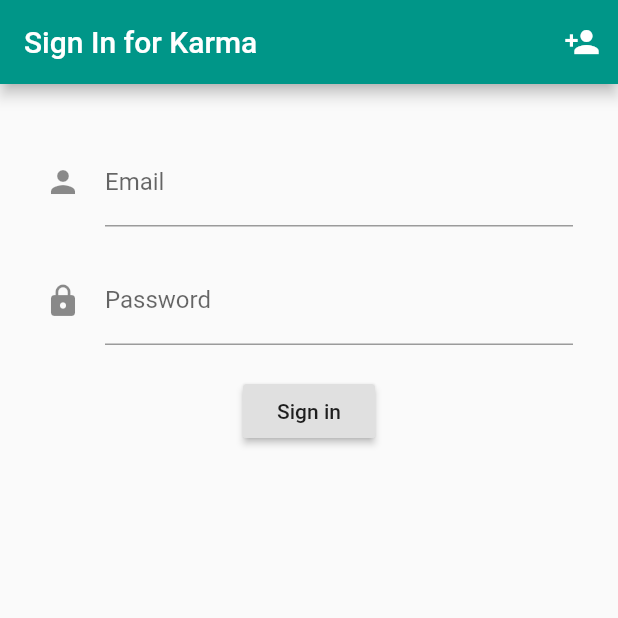
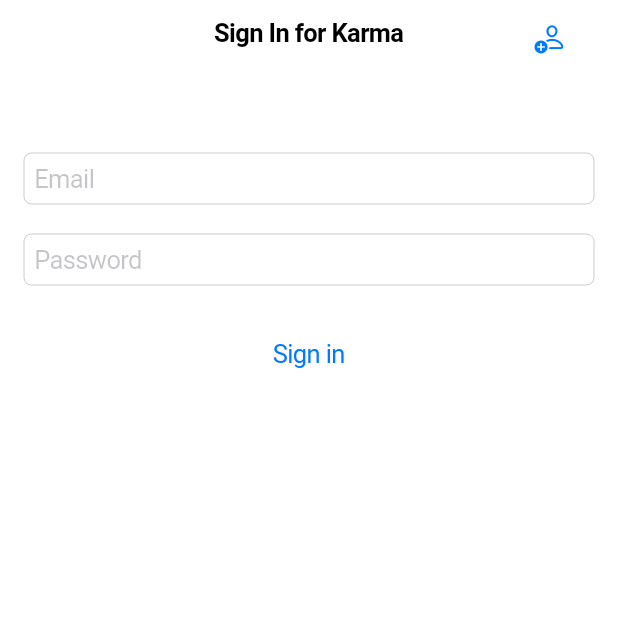
Before and after one commit to auryn31/Aushilfshamster-1, a Flutter app: the screen it shows after launch, on a phone screen of 412 x 824 dp, the top half of it. Run offline on Flutter 3.47's test engine with Material 2 defaults, Android fonts, the phone set to English and light mode, and no system bars; our stand-ins replace firebase_auth; accounts and stored records are empty.

Commit message:
use the ios shit

```diff
--- a/sources/corona_karma/lib/main.dart
+++ b/sources/corona_karma/lib/main.dart
@@ -1,20 +1,20 @@
 import 'package:corona_karma/models/user.dart';
 import 'package:corona_karma/screens/wrapper.dart';
 import 'package:corona_karma/services/auth.dart';
-import 'package:flutter/material.dart';
 import 'package:provider/provider.dart';
+import 'package:flutter/cupertino.dart';
 
-void main() => runApp(MyApp());
+void main() {
+
+  runApp(MyApp());
+  }
 
 class MyApp extends StatelessWidget {
   @override
   Widget build(BuildContext context) {
     return StreamProvider<User>.value(
       value: AuthService().user,
-      child: MaterialApp(
-        theme: ThemeData(
-          primarySwatch: Colors.teal,
-        ),
+      child: CupertinoApp(
         home: Wrapper(),
       ),
     );
--- a/sources/corona_karma/lib/screens/authenticate/authenticate.dart
+++ b/sources/corona_karma/lib/screens/authenticate/authenticate.dart
@@ -1,6 +1,6 @@
 import 'package:corona_karma/screens/authenticate/register.dart';
 import 'package:corona_karma/screens/authenticate/sign_in.dart';
-import 'package:flutter/material.dart';
+import 'package:flutter/cupertino.dart';
 
 class Authenticate extends StatefulWidget {
   @override
--- a/sources/corona_karma/lib/screens/authenticate/sign_in.dart
+++ b/sources/corona_karma/lib/screens/authenticate/sign_in.dart
@@ -1,6 +1,5 @@
-import 'package:corona_karma/models/user.dart';
 import 'package:corona_karma/services/auth.dart';
-import 'package:flutter/material.dart';
+import 'package:flutter/cupertino.dart';
 
 class SignIn extends StatefulWidget {
   final Function toggleView;
@@ -13,59 +12,57 @@ class SignIn extends StatefulWidget {
 
 class _SignInState extends State<SignIn> {
   final AuthService authService = AuthService();
-  final _formKey = GlobalKey<FormState>();
 
   String email = "";
   String password = "";
   String error = "";
+  bool loading = false;
 
   @override
   Widget build(BuildContext context) {
-    return Scaffold(
-      appBar: AppBar(
-        title: Text("Sign In for Karma"),
-        actions: <Widget>[
-          IconButton(
-              icon: Icon(Icons.person_add),
-              onPressed: () => widget.toggleView())
-        ],
+    return CupertinoPageScaffold(
+      navigationBar: CupertinoNavigationBar(
+          middle: Text("Sign In for Karma"),
+          trailing: CupertinoButton(
+              child: Icon(CupertinoIcons.person_add),
+              onPressed: () => widget.toggleView())),
+      child: loading
+          ? Container(
+              child: new Center(
+                child: new CupertinoActivityIndicator(),
               ),
-      body: Container(
-        padding: EdgeInsets.symmetric(vertical: 16.0, horizontal: 30),
-        child: Form(
-          key: _formKey,
+            )
+          : Container(
+              padding: EdgeInsets.fromLTRB(16, 82, 16, 0),
               child: Column(
                 children: <Widget>[
                   SizedBox(
                     height: 20,
                   ),
-              TextFormField(
-                decoration: InputDecoration(
-                    icon: Icon(Icons.person), labelText: "Email"),
+                  CupertinoTextField(
+                    placeholder: "Email",
                     onChanged: (value) => setState(() => email = value),
-                validator: (value) => value.isEmpty ? 'Enter an email' : null,
                   ),
                   SizedBox(
                     height: 20,
                   ),
-              TextFormField(
-                decoration: InputDecoration(
-                    icon: Icon(Icons.lock), labelText: "Password"),
+                  CupertinoTextField(
+                    placeholder: "Password",
                     onChanged: (value) => setState(() => password = value),
-                validator: (value) => value.isEmpty ? 'Enter a passwort' : null,
                     obscureText: true,
                   ),
                   SizedBox(
                     height: 20,
                   ),
-              RaisedButton(
+                  CupertinoButton(
                     child: Text("Sign in"),
                     onPressed: () async {
-                  if (_formKey.currentState.validate()) {
-                    dynamic result = await authService.signIn(email, password);
+                      setState(() => loading = true);
+                      dynamic result =
+                          await authService.signIn(email, password);
+                      setState(() => loading = false);
                       if (result == null) {
                         setState(() => error = "ERROR while login");
-                    }
                       }
                     },
                   ),
@@ -74,10 +71,10 @@ class _SignInState extends State<SignIn> {
                   ),
                   Text(
                     error,
-                style: TextStyle(color: Colors.red, fontSize: 20),
+                    style: TextStyle(
+                        color: CupertinoColors.destructiveRed, fontSize: 20),
                   )
                 ],
-          ),
               ),
             ),
     );
--- a/sources/corona_karma/lib/screens/wrapper.dart
+++ b/sources/corona_karma/lib/screens/wrapper.dart
@@ -1,8 +1,8 @@
 import 'package:corona_karma/screens/authenticate/authenticate.dart';
 import 'package:corona_karma/screens/home/home.dart';
-import 'package:flutter/material.dart';
 import 'package:provider/provider.dart';
 import 'package:corona_karma/models/user.dart';
+import 'package:flutter/cupertino.dart';
 
 class Wrapper extends StatelessWidget {
   @override
--- a/sources/corona_karma/pubspec.yaml
+++ b/sources/corona_karma/pubspec.yaml
@@ -32,7 +32,3 @@ dev_dependencies:
   firebase_auth: ^0.15.5+3
   cloud_firestore: ^0.13.4+2
   provider: ^4.0.4
-
-flutter:
-
-  uses-material-design: true
```
Also changed, not shown: sources/corona_karma/lib/screens/authenticate/register.dart (+24 -27 lines), sources/corona_karma/lib/screens/home/home.dart (+8 -10 lines), sources/corona_karma/lib/styles.dart (added, +19 -0 lines). Lines whose indentation alone changed are shown as unchanged.
